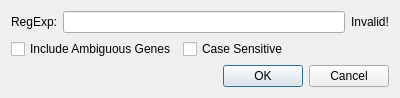
Before: the Qt Designer form assets/ui/selectiondialog.ui in jfnavarro/st_viewer, drawn with Qt 5.
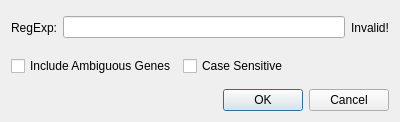
After: the same form once the commit is applied.

```diff
--- a/assets/ui/selectiondialog.ui
+++ b/assets/ui/selectiondialog.ui
@@ -10,7 +10,7 @@
     <x>0</x>
     <y>0</y>
     <width>400</width>
-    <height>93</height>
+    <height>122</height>
    </rect>
   </property>
   <property name="windowTitle">
```
Left out of the diff: 5 changed lines with no effect on the pictures.
